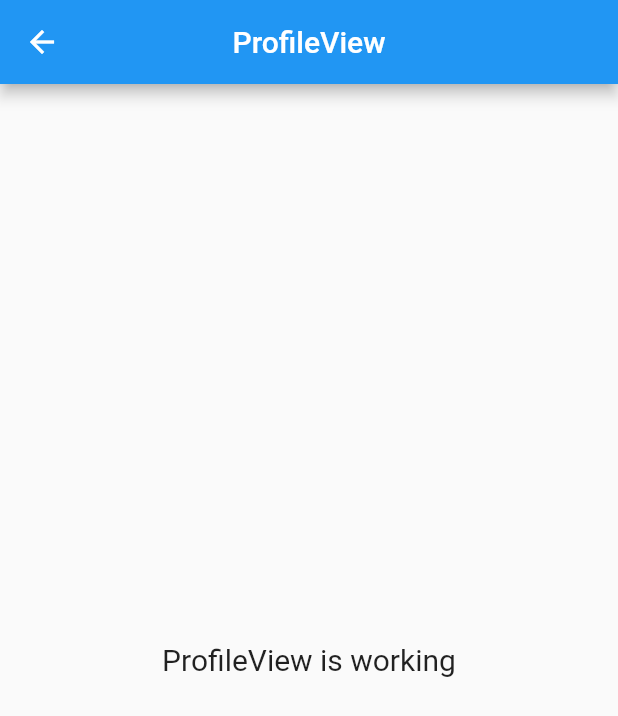
After one commit to Minor-Project-Study-Mate/StudyMate-App, a Flutter app: the ProfileView screen opened by its route, on a phone screen of 412 x 824 dp. The commit adds this screen. Shown: the top 716 px of the screen. Run offline on Flutter 3.47's test engine with Material 2 defaults, Android fonts, the phone set to English and light mode, and no system bars; our stand-ins replace get.

Commit message:
Intro Part complete

```diff
--- /dev/null
+++ b/lib/app/modules/profile/views/profile_view.dart
@@ -0,0 +1,24 @@
+import 'package:flutter/material.dart';
+
+import 'package:get/get.dart';
+
+import '../controllers/profile_controller.dart';
+
+class ProfileView extends GetView<ProfileController> {
+  const ProfileView({Key? key}) : super(key: key);
+  @override
+  Widget build(BuildContext context) {
+    return Scaffold(
+      appBar: AppBar(
+        title: const Text('ProfileView'),
+        centerTitle: true,
+      ),
+      body: const Center(
+        child: Text(
+          'ProfileView is working',
+          style: TextStyle(fontSize: 20),
+        ),
+      ),
+    );
+  }
+}
--- a/lib/app/routes/app_pages.dart
+++ b/lib/app/routes/app_pages.dart
@@ -4,6 +4,8 @@ import '../modules/home/bindings/home_binding.dart';
 import '../modules/home/views/home_view.dart';
 import '../modules/intro/bindings/intro_binding.dart';
 import '../modules/intro/views/intro_view.dart';
+import '../modules/profile/bindings/profile_binding.dart';
+import '../modules/profile/views/profile_view.dart';
 
 part 'app_routes.dart';
 
@@ -23,5 +25,10 @@ class AppPages {
       page: () => const IntroView(),
       binding: IntroBinding(),
     ),
+    GetPage(
+      name: _Paths.PROFILE,
+      page: () => const ProfileView(),
+      binding: ProfileBinding(),
+    ),
   ];
 }
--- a/lib/app/routes/app_routes.dart
+++ b/lib/app/routes/app_routes.dart
@@ -5,10 +5,12 @@ abstract class Routes {
   Routes._();
   static const HOME = _Paths.HOME;
   static const INTRO = _Paths.INTRO;
+  static const PROFILE = _Paths.PROFILE;
 }
 
 abstract class _Paths {
   _Paths._();
   static const HOME = '/home';
   static const INTRO = '/intro';
+  static const PROFILE = '/profile';
 }
```
Also changed, not shown: lib/app/modules/profile/bindings/profile_binding.dart (added, +12 -0 lines), lib/app/modules/profile/controllers/profile_controller.dart (added, +23 -0 lines).
